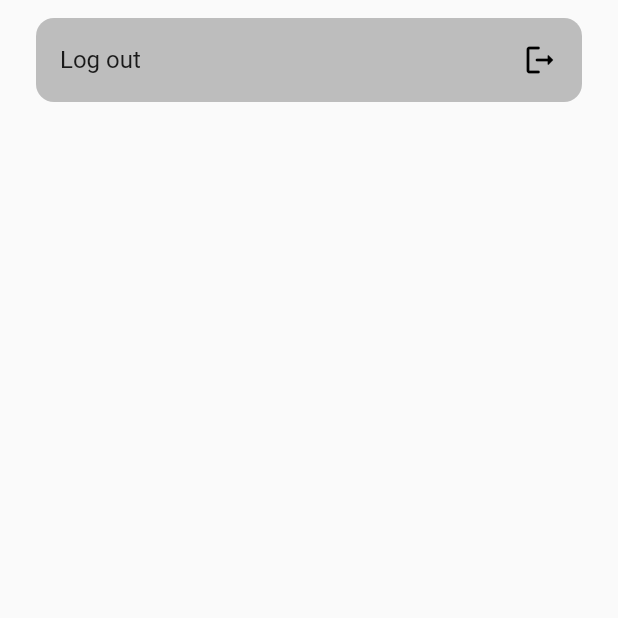
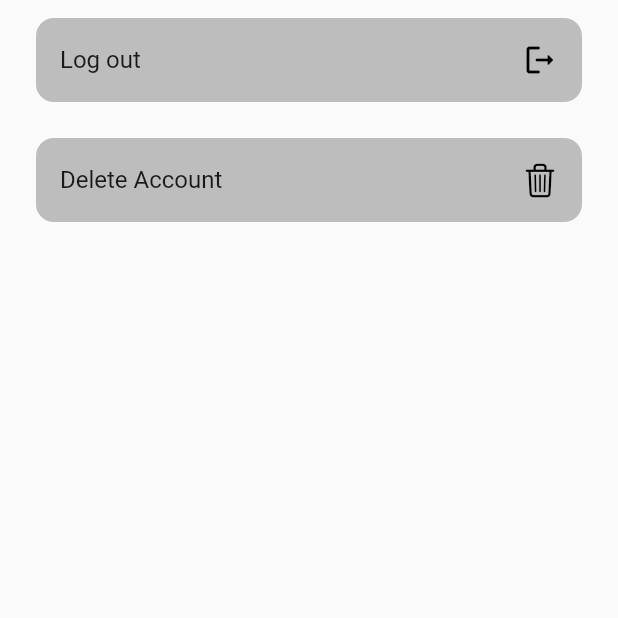
Before and after one commit to MyoThuKha/flutter-firebase, a Flutter app: the SettingPage screen opened directly, after a tap on "Log out", on a phone screen of 412 x 824 dp, the top half of it. Run offline on Flutter 3.47's test engine with Material 2 defaults, Android fonts, the phone set to English and light mode, and no system bars; our stand-ins replace cloud_firestore, firebase_auth, firebase_core, hidden_drawer_menu; accounts and stored records are empty.

Commit message:
added delete ui

```diff
--- a/lib/pages/settings.dart
+++ b/lib/pages/settings.dart
@@ -1,10 +1,17 @@
+import 'package:cloud_firestore/cloud_firestore.dart';
 import 'package:firebase_auth/firebase_auth.dart';
+import 'package:flutter/cupertino.dart';
 import 'package:flutter/material.dart';
 
 class SettingPage extends StatelessWidget {
   const SettingPage({super.key});
 
   Future logout() async {
+    await FirebaseAuth.instance.signOut();
+  }
+
+  Future delete(String id) async {
+    await FirebaseFirestore.instance.collection("users").doc(id).delete();
     await FirebaseAuth.instance.signOut();
   }
 
@@ -29,6 +36,23 @@ class SettingPage extends StatelessWidget {
                 )),
               ),
             ),
+          ),
+          Container(
+            margin: const EdgeInsets.symmetric(horizontal: 24, vertical: 12),
+            decoration: BoxDecoration(
+              color: Colors.grey[400],
+              borderRadius: BorderRadius.circular(12),
+            ),
+            child: GestureDetector(
+              onTap: () {},
+              child: const ListTile(
+                title: Text("Delete Account"),
+                trailing: (Icon(
+                  CupertinoIcons.trash,
+                  color: Colors.black,
+                )),
+              ),
+            ),
           )
         ],
       ),
```
